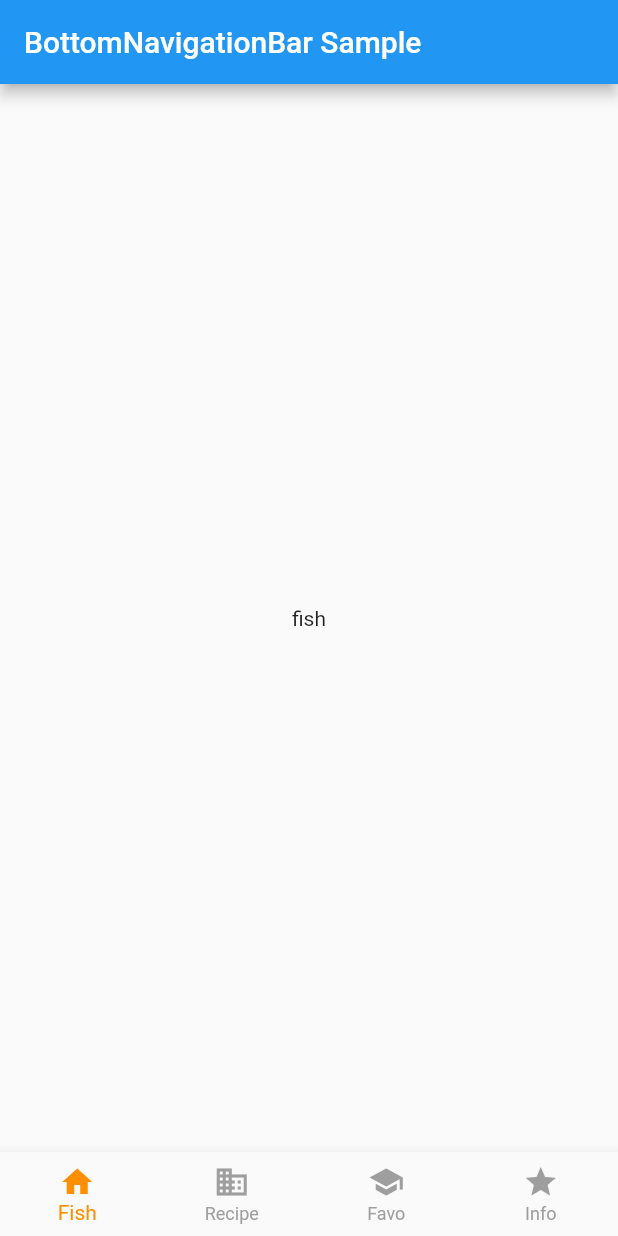
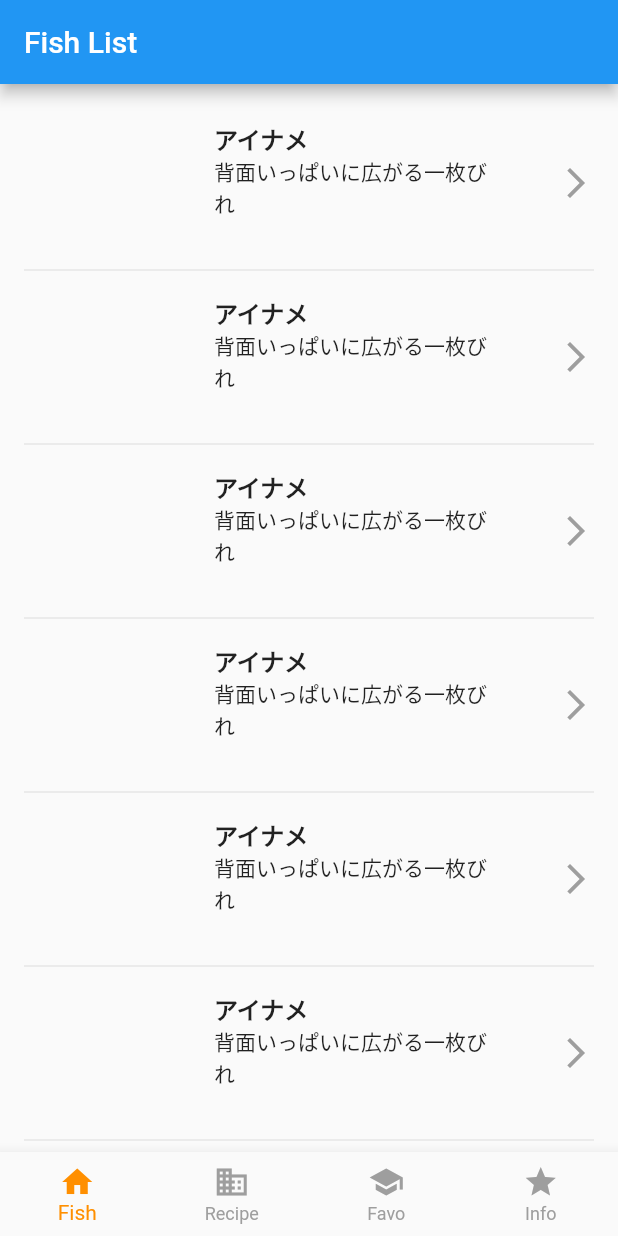
Before and after one commit to kalupas226/osakana, a Flutter app: the screen it shows after launch, on a phone screen of 412 x 824 dp. Run offline on Flutter 3.47's test engine with Material 2 defaults, Android fonts, the phone set to English and light mode, and no system bars.

Commit message:
modify appBar and fish cell

```diff
--- a/lib/main.dart
+++ b/lib/main.dart
@@ -46,9 +46,6 @@ class _MyHomePageState extends State<MyHomePage> {
   @override
   Widget build(BuildContext context) {
     return Scaffold(
-      appBar: AppBar(
-        title: const Text('BottomNavigationBar Sample'),
-      ),
       body: Center(
         child: _widgetOptions.elementAt(_selectedIndex),
       ),
--- /dev/null
+++ b/lib/src/components/cell_image.dart
@@ -0,0 +1,14 @@
+import 'package:flutter/material.dart';
+
+class CellImage extends StatelessWidget {
+  const CellImage();
+
+  @override
+  Widget build(BuildContext context) {
+    return Container(
+      margin: const EdgeInsets.only(right: 12),
+      height: 100,
+      width: 100,
+    );
+  }
+}
--- /dev/null
+++ b/lib/src/components/fish_cell.dart
@@ -0,0 +1,55 @@
+import 'package:flutter/material.dart';
+import '../components/cell_image.dart';
+
+class FishCell extends StatelessWidget {
+  const FishCell();
+
+  @override
+  Widget build(BuildContext context) {
+    return Container(
+      height: 100,
+      child: Row(
+        crossAxisAlignment: CrossAxisAlignment.stretch,
+        children: <Widget>[
+          const Expanded(
+            flex: 2,
+            child: CellImage(),
+          ),
+          Expanded(
+            flex: 3,
+            child: fishName(),
+          ),
+          Expanded(
+            flex: 1,
+            child: Container(
+              alignment: Alignment.centerRight,
+              child: Icon(
+                Icons.arrow_forward_ios,
+                color: Colors.grey,
+              ),
+            ),
+          ),
+        ],
+      ),
+    );
+  }
+
+  Widget fishName() {
+    return Column(
+      crossAxisAlignment: CrossAxisAlignment.start,
+      children: <Widget>[
+        Container(
+          padding: const EdgeInsets.only(top: 8),
+          child: const Text('アイナメ',
+              style: TextStyle(
+                fontSize: 16,
+                fontWeight: FontWeight.bold,
+              )),
+        ),
+        Container(
+          child: const Text('背面いっぱいに広がる一枚びれ'),
+        ),
+      ],
+    );
+  }
+}
--- a/lib/src/screens/favorite_list.dart
+++ b/lib/src/screens/favorite_list.dart
@@ -4,8 +4,13 @@ class FavoriteList extends StatelessWidget {
   const FavoriteList();
   @override
   Widget build(BuildContext context) {
-    return Center(
-      child: const Text('favorite'),
+    return Scaffold(
+      appBar: AppBar(
+        title: const Text('Favorite List'),
+      ),
+      body: Center(
+        child: const Text('favorite'),
+      ),
     );
   }
 }
--- a/lib/src/screens/fish_list.dart
+++ b/lib/src/screens/fish_list.dart
@@ -1,11 +1,25 @@
 import 'package:flutter/material.dart';
+import '../components/fish_cell.dart';
 
 class FishList extends StatelessWidget {
   const FishList();
+
   @override
   Widget build(BuildContext context) {
-    return Center(
-      child: const Text('fish'),
+    return Scaffold(
+      appBar: AppBar(
+        title: const Text('Fish List'),
+      ),
+      body: ListView.builder(
+        padding: const EdgeInsets.all(16.0),
+        itemBuilder: (BuildContext context, int i) {
+          if (i.isOdd) {
+            return const Divider();
+          } else {
+            return const FishCell();
+          }
+        },
+      ),
     );
   }
 }
--- a/lib/src/screens/info.dart
+++ b/lib/src/screens/info.dart
@@ -6,7 +6,11 @@ class Info extends StatelessWidget {
   const Info();
   @override
   Widget build(BuildContext context) {
-    return Container(
+    return Scaffold(
+      appBar: AppBar(
+        title: const Text('Info'),
+      ),
+      body: Container(
         margin: const EdgeInsets.all(16.0),
         child: SingleChildScrollView(
           child: RichText(
@@ -144,7 +148,7 @@ class Info extends StatelessWidget {
                       '\n画面上部の検索欄に料理レシピ名を入力すると料理レシピを検索できます．'
                       '\n\n魚介類, 料理レシピを検索する '
                       '\n・検索画面：お魚一覧画面, レシピ一覧画面の画面右上にある「条件検索」をタップします．'
-                    '\n産地, 食べごろなどの検索条件を指定して, 画面右上にある「この条件で検索」をタップすると魚介類, 料理レシピを検索できます．'
+                      '\n産地, 食べごろなどの検索条件を指定して, 画面右上にある「この条件で検索」をタップすると魚介類, 料理レシピ��検索できます．'
                       '\n\n料理モードを使用する'
                       '\n・料理モード画面：レシピ一覧画面からレシピを選び, レシピ画面右上の「料理モード」ボタンをタップします．'
                       '\n料理の��工程ごとにレシピを見る事ができ, 画面に直接触れずに, iPhone上部に手をかざすだけで次の工程を見る事ができます．前の工程に戻りたい場合は手をiPhone上部に長くかざしてください．'
@@ -164,7 +168,8 @@ class Info extends StatelessWidget {
                   style: TextStyle(color: Colors.grey[800]),
                 ),
                 TextSpan(
-                text: 'http://www.mext.go.jp/a_menu/syokuhinseibun/1365297.htm',
+                  text:
+                      'http://www.mext.go.jp/a_menu/syokuhinseibun/1365297.htm',
                   style: TextStyle(color: Colors.lightBlue),
                   recognizer: TapGestureRecognizer()
                     ..onTap = () {
@@ -177,6 +182,7 @@ class Info extends StatelessWidget {
             ),
           ),
         ),
+      ),
     );
   }
 }
--- a/lib/src/screens/recipe_list.dart
+++ b/lib/src/screens/recipe_list.dart
@@ -4,8 +4,13 @@ class RecipeList extends StatelessWidget {
   const RecipeList();
   @override
   Widget build(BuildContext context) {
-    return Center(
-      child: const Text('recipe'),
+    return Scaffold(
+      appBar: AppBar(
+        title: const Text('Recipe List'),
+      ),
+      body: Center(
+        child: const Text('recipe'),
+      ),
     );
   }
 }
```
Lines whose indentation alone changed are shown as unchanged.
